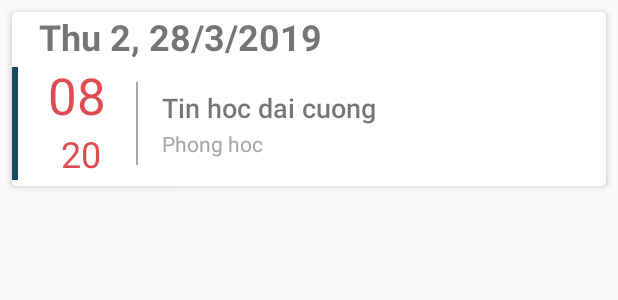
After one commit to NguyenThao1912/SuiiCao, an Android app: the layout timetable_item.xml on its own in the app's theme, with its tools: preview values and no code run, on a phone screen of 412 x 824 dp. The commit adds this screen. Shown: the top 300 px of the screen. Run offline under Robolectric (Android 15) with nearby library versions, the phone set to English and light mode, and no system bars; Roboto replaces fonts that are not available here.

Commit message:
Thời khóa biểu

```diff
--- a/app/src/main/java/com/monsun/suiicao/views/timetable/ITimetable.java
+++ b/app/src/main/java/com/monsun/suiicao/views/timetable/ITimetable.java
@@ -1,4 +1,5 @@
 package com.monsun.suiicao.views.timetable;
 
 public interface ITimetable {
+    void goBack();
 }
--- /dev/null
+++ b/app/src/main/res/layout/timetable_item.xml
@@ -0,0 +1,401 @@
+<?xml version="1.0" encoding="utf-8"?>
+<androidx.cardview.widget.CardView xmlns:tools="http://schemas.android.com/tools"
+    android:layout_width="fill_parent" android:layout_height="wrap_content" android:layout_margin="8.0dip" app:cardBackgroundColor="@android:color/white" app:cardCornerRadius="3.0dip" app:cardElevation="3.0dip"
+    xmlns:android="http://schemas.android.com/apk/res/android" xmlns:app="http://schemas.android.com/apk/res-auto">
+
+    <LinearLayout
+        android:id="@+id/schedule_linear"
+        android:layout_width="match_parent"
+        android:layout_height="match_parent"
+        android:orientation="vertical">
+
+        <TextView
+            android:id="@+id/tvDate"
+            android:layout_width="match_parent"
+            android:layout_height="wrap_content"
+            android:fontFamily="sans-serif"
+            android:paddingStart="18dip"
+            android:text="Thu 2, 28/3/2019"
+            android:textSize="24sp"
+            android:textStyle="bold" />
+
+        <LinearLayout
+            android:id="@+id/layoutSubject"
+            android:layout_width="match_parent"
+            android:layout_height="match_parent"
+            android:orientation="vertical"
+            android:visibility="visible">
+
+            <RelativeLayout
+                android:id="@+id/itemViewRoot1"
+                android:layout_width="fill_parent"
+                android:layout_height="fill_parent">
+
+                <View
+                    android:id="@+id/div11"
+                    android:layout_width="4.0dip"
+                    android:layout_height="75.0dip"
+                    android:layout_centerVertical="true"
+                    android:background="@color/colorPrimary" />
+
+                <LinearLayout
+                    android:id="@id/time"
+                    android:layout_width="wrap_content"
+                    android:layout_height="wrap_content"
+                    android:layout_centerVertical="true"
+                    android:layout_toEndOf="@id/div11"
+                    android:layout_toRightOf="@id/div11"
+                    android:gravity="center_horizontal"
+                    android:orientation="vertical"
+                    android:paddingLeft="20.0dip"
+                    android:paddingRight="20.0dip"
+                    android:paddingBottom="5.0dip">
+
+                    <TextView
+                        android:id="@+id/tvSubjectHour1"
+                        android:layout_width="wrap_content"
+                        android:layout_height="wrap_content"
+                        android:fontFamily="sans-serif"
+                        android:gravity="center"
+                        android:text="08"
+                        android:textColor="#e6da383e"
+                        android:textSize="34.0sp" />
+
+                    <TextView
+                        android:id="@+id/tvSubjectMinute1"
+                        android:layout_width="wrap_content"
+                        android:layout_height="wrap_content"
+                        android:fontFamily="sans-serif"
+                        android:gravity="center"
+                        android:paddingLeft="5.0dip"
+                        android:text="20"
+                        android:textColor="#e6da383e"
+                        android:textSize="24.0sp" />
+                </LinearLayout>
+
+                <FrameLayout
+                    android:id="@+id/div21"
+                    android:layout_width="wrap_content"
+                    android:layout_height="75.0dip"
+                    android:layout_centerVertical="true"
+                    android:layout_toRightOf="@id/time"
+                    android:paddingTop="10.0dip"
+                    android:paddingBottom="10.0dip">
+
+                    <View
+                        android:layout_width="1.0dip"
+                        android:layout_height="wrap_content"
+                        android:background="#ffa5a5a5" />
+                </FrameLayout>
+
+                <LinearLayout
+                    android:layout_width="fill_parent"
+                    android:layout_height="wrap_content"
+                    android:layout_centerVertical="true"
+                    android:layout_marginLeft="16.0dip"
+                    android:layout_toRightOf="@id/div21"
+                    android:orientation="vertical">
+
+                    <TextView
+                        android:id="@+id/tvSubjectTitle1"
+                        android:layout_width="wrap_content"
+                        android:layout_height="wrap_content"
+                        android:fontFamily="sans-serif-medium"
+                        android:paddingRight="5.0dip"
+                        android:text="Tin hoc dai cuong"
+                        android:textSize="18.0sp" />
+
+                    <TextView
+                        android:id="@+id/tvSubjectRoom1"
+                        android:layout_width="wrap_content"
+                        android:layout_height="wrap_content"
+                        android:layout_marginTop="2.0dip"
+                        android:fontFamily="sans-serif"
+                        android:text="Phong hoc"
+                        android:textColor="#ffa5a5a5"
+                        android:textSize="14.0sp" />
+                </LinearLayout>
+            </RelativeLayout>
+
+            <RelativeLayout
+                android:id="@+id/itemViewRoot2"
+                android:layout_width="match_parent"
+                android:layout_height="match_parent"
+                android:visibility="gone">
+
+                <View
+                    android:id="@+id/div12"
+                    android:layout_width="4.0dip"
+                    android:layout_height="75.0dip"
+                    android:layout_centerVertical="true"
+                    android:background="@color/colorPrimary" />
+
+                <LinearLayout
+                    android:id="@id/time"
+                    android:layout_width="wrap_content"
+                    android:layout_height="wrap_content"
+                    android:layout_centerVertical="true"
+                    android:layout_toEndOf="@id/div12"
+                    android:layout_toRightOf="@id/div12"
+                    android:gravity="center_horizontal"
+                    android:orientation="vertical"
+                    android:paddingLeft="20.0dip"
+                    android:paddingRight="20.0dip"
+                    android:paddingBottom="5.0dip">
+
+                    <TextView
+                        android:id="@+id/tvSubjectHour2"
+                        android:layout_width="wrap_content"
+                        android:layout_height="wrap_content"
+                        android:fontFamily="sans-serif"
+                        android:gravity="center"
+                        android:text="08"
+                        android:textColor="#e6da383e"
+                        android:textSize="34.0sp" />
+
+                    <TextView
+                        android:id="@+id/tvSubjectMinute2"
+                        android:layout_width="wrap_content"
+                        android:layout_height="wrap_content"
+                        android:fontFamily="sans-serif"
+                        android:gravity="center"
+                        android:paddingLeft="5.0dip"
+                        android:text="20"
+                        android:textColor="#e6da383e"
+                        android:textSize="24.0sp" />
+                </LinearLayout>
+
+                <FrameLayout
+                    android:id="@+id/div22"
+                    android:layout_width="wrap_content"
+                    android:layout_height="75.0dip"
+                    android:layout_centerVertical="true"
+                    android:layout_toRightOf="@id/time"
+                    android:paddingTop="10.0dip"
+                    android:paddingBottom="10.0dip">
+
+                    <View
+                        android:layout_width="1.0dip"
+                        android:layout_height="wrap_content"
+                        android:background="#ffa5a5a5" />
+                </FrameLayout>
+
+                <LinearLayout
+                    android:layout_width="fill_parent"
+                    android:layout_height="wrap_content"
+                    android:layout_centerVertical="true"
+                    android:layout_marginLeft="16.0dip"
+                    android:layout_toRightOf="@id/div22"
+                    android:orientation="vertical">
+
+                    <TextView
+                        android:id="@+id/tvSubjectTitle2"
+                        android:layout_width="wrap_content"
+                        android:layout_height="wrap_content"
+                        android:fontFamily="sans-serif-medium"
+                        android:paddingRight="5.0dip"
+                        android:text="Tin hoc dai cuong"
+                        android:textSize="18.0sp" />
+
+                    <TextView
+                        android:id="@+id/tvSubjectRoom2"
+                        android:layout_width="wrap_content"
+                        android:layout_height="wrap_content"
+                        android:layout_marginTop="2.0dip"
+                        android:fontFamily="sans-serif"
+                        android:text="Phong hoc"
+                        android:textColor="#ffa5a5a5"
+                        android:textSize="14.0sp" />
+                </LinearLayout>
+            </RelativeLayout>
+
+            <RelativeLayout
+                android:id="@+id/itemViewRoot3"
+                android:layout_width="match_parent"
+                android:layout_height="match_parent"
+                android:visibility="gone">
+
+                <View
+                    android:id="@+id/div13"
+                    android:layout_width="4.0dip"
+                    android:layout_height="75.0dip"
+                    android:layout_centerVertical="true"
+                    android:background="@color/colorPrimary" />
+
+                <LinearLayout
+                    android:id="@id/time"
+                    android:layout_width="wrap_content"
+                    android:layout_height="wrap_content"
+                    android:layout_centerVertical="true"
+                    android:layout_toEndOf="@id/div13"
+                    android:layout_toRightOf="@id/div13"
+                    android:gravity="center_horizontal"
+                    android:orientation="vertical"
+                    android:paddingLeft="20.0dip"
+                    android:paddingRight="20.0dip"
+                    android:paddingBottom="5.0dip">
+
+                    <TextView
+                        android:id="@+id/tvSubjectHour3"
+                        android:layout_width="wrap_content"
+                        android:layout_height="wrap_content"
+                        android:fontFamily="sans-serif"
+                        android:gravity="center"
+                        android:text="08"
+                        android:textColor="#e6da383e"
+                        android:textSize="34.0sp" />
+
+                    <TextView
+                        android:id="@+id/tvSubjectMinute3"
+                        android:layout_width="wrap_content"
+                        android:layout_height="wrap_content"
+                        android:fontFamily="sans-serif"
+                        android:gravity="center"
+                        android:paddingLeft="5.0dip"
+                        android:text="20"
+                        android:textColor="#e6da383e"
+                        android:textSize="24.0sp" />
+                </LinearLayout>
+
+                <FrameLayout
+                    android:id="@+id/div23"
+                    android:layout_width="wrap_content"
+                    android:layout_height="75.0dip"
+                    android:layout_centerVertical="true"
+                    android:layout_toRightOf="@id/time"
+                    android:paddingTop="10.0dip"
+                    android:paddingBottom="10.0dip">
+
+                    <View
+                        android:layout_width="1.0dip"
+                        android:layout_height="wrap_content"
+                        android:background="#ffa5a5a5" />
+                </FrameLayout>
+
+                <LinearLayout
+                    android:layout_width="fill_parent"
+                    android:layout_height="wrap_content"
+                    android:layout_centerVertical="true"
+                    android:layout_marginLeft="16.0dip"
+                    android:layout_toRightOf="@id/div23"
+                    android:orientation="vertical">
+
+                    <TextView
+                        android:id="@+id/tvSubjectTitle3"
+                        android:layout_width="wrap_content"
+                        android:layout_height="wrap_content"
+                        android:fontFamily="sans-serif-medium"
+                        android:paddingRight="5.0dip"
+                        android:text="Tin hoc dai cuong"
+                        android:textSize="18.0sp" />
+
+                    <TextView
+                        android:id="@+id/tvSubjectRoom3"
+                        android:layout_width="wrap_content"
+                        android:layout_height="wrap_content"
+                        android:layout_marginTop="2.0dip"
+                        android:fontFamily="sans-serif"
+                        android:text="Phong hoc"
+                        android:textColor="#ffa5a5a5"
+                        android:textSize="14.0sp" />
+                </LinearLayout>
+
+            </RelativeLayout>
+
+            <RelativeLayout
+                android:id="@+id/itemViewRoot4"
+                android:layout_width="match_parent"
+                android:layout_height="match_parent"
+                android:visibility="gone">
+
+                <View
+                    android:id="@+id/div14"
+                    android:layout_width="4.0dip"
+                    android:layout_height="75.0dip"
+                    android:layout_centerVertical="true"
+                    android:background="@color/colorPrimary" />
+
+                <LinearLayout
+                    android:id="@id/time"
+                    android:layout_width="wrap_content"
+                    android:layout_height="wrap_content"
+                    android:layout_centerVertical="true"
+                    android:layout_toEndOf="@id/div14"
+                    android:layout_toRightOf="@id/div14"
+                    android:gravity="center_horizontal"
+                    android:orientation="vertical"
+                    android:paddingLeft="20.0dip"
+                    android:paddingRight="20.0dip"
+                    android:paddingBottom="5.0dip">
+
+                    <TextView
+                        android:id="@+id/tvSubjectHour4"
+                        android:layout_width="wrap_content"
+                        android:layout_height="wrap_content"
+                        android:fontFamily="sans-serif"
+                        android:gravity="center"
+                        android:text="08"
+                        android:textColor="#e6da383e"
+                        android:textSize="34.0sp" />
+
+                    <TextView
+                        android:id="@+id/tvSubjectMinute4"
+                        android:layout_width="wrap_content"
+                        android:layout_height="wrap_content"
+                        android:fontFamily="sans-serif"
+                        android:gravity="center"
+                        android:paddingLeft="5.0dip"
+                        android:text="20"
+                        android:textColor="#e6da383e"
+                        android:textSize="24.0sp" />
+                </LinearLayout>
+
+                <FrameLayout
+                    android:id="@+id/div24"
+                    android:layout_width="wrap_content"
+                    android:layout_height="75.0dip"
+                    android:layout_centerVertical="true"
+                    android:layout_toRightOf="@id/time"
+                    android:paddingTop="10.0dip"
+                    android:paddingBottom="10.0dip">
+
+                    <View
+                        android:layout_width="1.0dip"
+                        android:layout_height="wrap_content"
+                        android:background="#ffa5a5a5" />
+                </FrameLayout>
+
+                <LinearLayout
+                    android:layout_width="fill_parent"
+                    android:layout_height="wrap_content"
+                    android:layout_centerVertical="true"
+                    android:layout_marginLeft="16.0dip"
+                    android:layout_toRightOf="@id/div24"
+                    android:orientation="vertical">
+
+                    <TextView
+                        android:id="@+id/tvSubjectTitle"
+                        android:layout_width="wrap_content"
+                        android:layout_height="wrap_content"
+                        android:fontFamily="sans-serif-medium"
+                        android:paddingRight="5.0dip"
+                        android:text="Tin hoc dai cuong"
+                        android:textSize="18.0sp" />
+
+                    <TextView
+                        android:id="@+id/tvSubjectRoom"
+                        android:layout_width="wrap_content"
+                        android:layout_height="wrap_content"
+                        android:layout_marginTop="2.0dip"
+                        android:fontFamily="sans-serif"
+                        android:text="Phong hoc"
+                        android:textColor="#ffa5a5a5"
+                        android:textSize="14.0sp" />
+                </LinearLayout>
+            </RelativeLayout>
+
+        </LinearLayout>
+
+    </LinearLayout>
+
+</androidx.cardview.widget.CardView>
--- a/build.gradle
+++ b/build.gradle
@@ -5,7 +5,7 @@ buildscript {
         jcenter()
     }
     dependencies {
-        classpath 'com.android.tools.build:gradle:4.1.2'
+        classpath 'com.android.tools.build:gradle:4.1.3'
         classpath 'com.google.gms:google-services:4.3.4'
 
         // NOTE: Do not place your application dependencies here; they belong
```
Also changed, not shown: app/src/main/java/com/monsun/suiicao/models/Schedule.java (+21 -0 lines), app/src/main/java/com/monsun/suiicao/views/timetable/SubjectAdapter.java (added, +129 -0 lines), app/src/main/java/com/monsun/suiicao/views/timetable/TimetableActivity.java (+47 -1 lines), app/src/main/java/com/monsun/suiicao/views/timetable/TimetableViewModel.java (+61 -1 lines), app/src/main/res/layout/activity_timetable.xml (+45 -7 lines).
